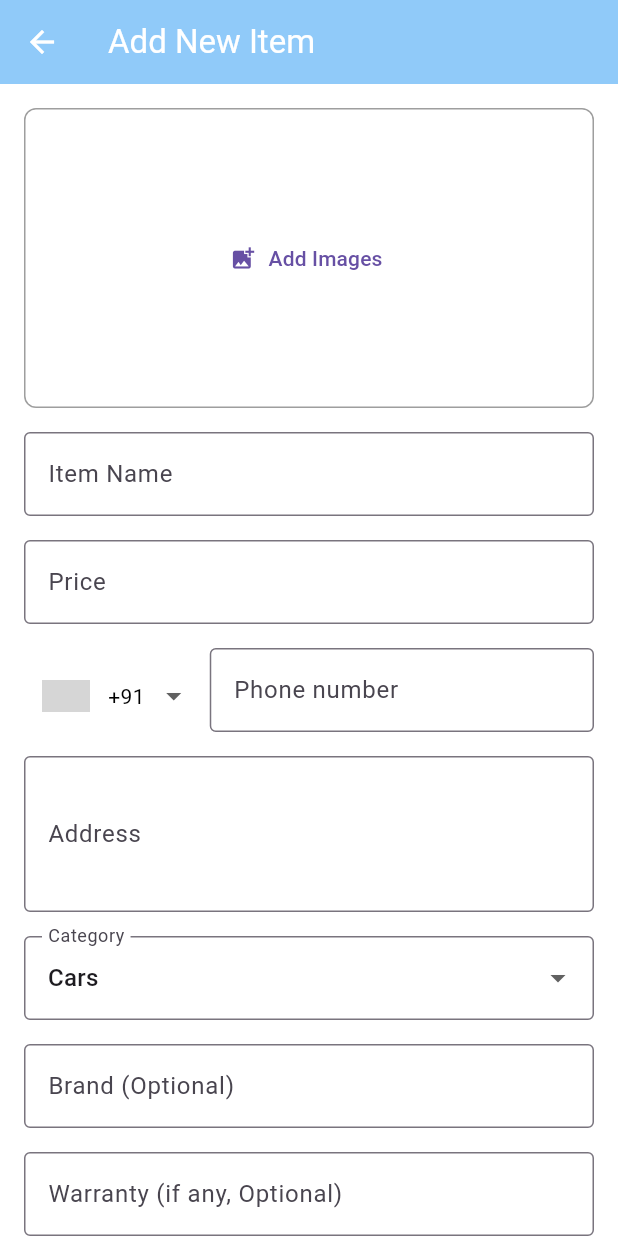
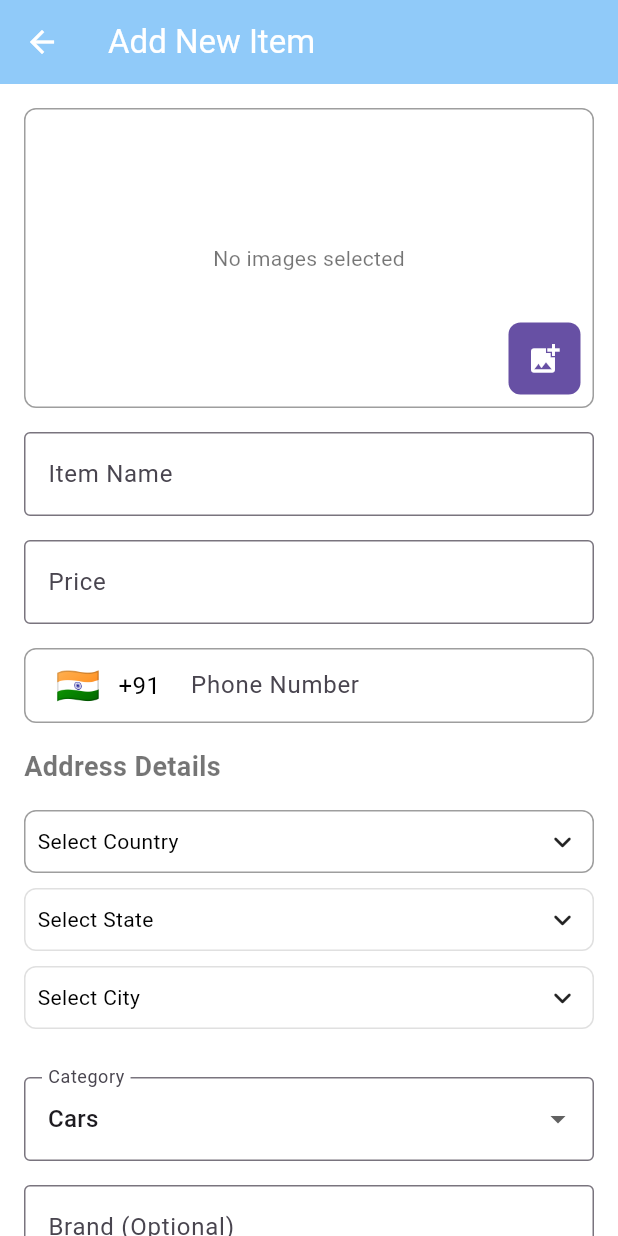
Before and after one commit to sofia883/project_1_repo, a Flutter app: the screen it shows after launch, after a tap on the "add" icon, on a phone screen of 412 x 824 dp. Run offline on Flutter 3.47's test engine with Material 3 defaults, Android fonts, the phone set to English and light mode, and no system bars; drawn by our look-alikes of csc_picker, intl_phone_number_input; our stand-ins replace cloud_firestore, firebase_auth, firebase_core, firebase_storage, image_picker; missing offline and left inert: firebase_app_check; accounts and stored records are empty; grey boxes are pictures that could not be loaded.

```diff
--- a/lib/pages/add_item_screen.dart
+++ b/lib/pages/add_item_screen.dart
@@ -5,6 +5,7 @@ import 'package:image_picker/image_picker.dart';
 import 'package:firebase_storage/firebase_storage.dart' as firebase_storage;
 import 'package:path/path.dart' as path;
 import 'package:intl_phone_number_input/intl_phone_number_input.dart'; // Import the package
+import 'package:csc_picker/csc_picker.dart';
 
 class AddItemScreen extends StatefulWidget {
   const AddItemScreen({Key? key}) : super(key: key);
@@ -22,10 +23,16 @@ class _AddItemScreenState extends State<AddItemScreen> {
   final _addressController = TextEditingController();
   final _brandController = TextEditingController();
   final _warrantyController = TextEditingController();
-
+  final _cityController = TextEditingController();
+  final _stateController = TextEditingController();
+  final _countryController = TextEditingController();
+  final _postalCodeController = TextEditingController();
   String _selectedCategory = 'Cars';
   List<File> _selectedImages = [];
   bool _isLoading = false;
+  String? selectedCountry;
+  String? selectedState;
+  String? selectedCity;
 
   PhoneNumber? _phoneNumber; // Declare PhoneNumber variable
   final List<String> _categories = [
@@ -51,7 +58,6 @@ class _AddItemScreenState extends State<AddItemScreen> {
   ];
 
   final ImagePicker _picker = ImagePicker();
-
   Future<void> _pickImages() async {
     try {
       final List<XFile>? pickedFiles = await _picker.pickMultiImage();
@@ -64,6 +70,23 @@ class _AddItemScreenState extends State<AddItemScreen> {
     } catch (e) {
       ScaffoldMessenger.of(context).showSnackBar(
         SnackBar(content: Text('Error picking images: $e')),
+      );
+    }
+  }
+
+// Update the camera method to match the style:
+  Future<void> _takePicture() async {
+    try {
+      final XFile? photo = await _picker.pickImage(source: ImageSource.camera);
+
+      if (photo != null) {
+        setState(() {
+          _selectedImages.add(File(photo.path));
+        });
+      }
+    } catch (e) {
+      ScaffoldMessenger.of(context).showSnackBar(
+        SnackBar(content: Text('Error taking picture: $e')),
       );
     }
   }
@@ -114,6 +137,15 @@ class _AddItemScreenState extends State<AddItemScreen> {
       return;
     }
 
+    if (selectedCountry == null ||
+        selectedState == null ||
+        selectedCity == null) {
+      ScaffoldMessenger.of(context).showSnackBar(
+        SnackBar(content: Text('Please select country, state, and city')),
+      );
+      return;
+    }
+
     setState(() => _isLoading = true);
 
     try {
@@ -125,15 +157,21 @@ class _AddItemScreenState extends State<AddItemScreen> {
         'description': _descriptionController.text.trim(),
         'category': _selectedCategory,
         'phone': _phoneController.text.trim(),
-        'address': _addressController.text.trim(),
         'brand': _brandController.text.trim().isEmpty
             ? null
-            : _brandController.text.trim(), // Optional field
+            : _brandController.text.trim(),
         'warranty': _warrantyController.text.trim().isEmpty
             ? null
-            : _warrantyController.text.trim(), // Optional field
+            : _warrantyController.text.trim(),
         'images': imageUrls,
         'createdAt': FieldValue.serverTimestamp(),
+        'address': {
+          'street': _addressController.text.trim(),
+          'city': selectedCity,
+          'state': selectedState,
+          'country': selectedCountry,
+          'postalCode': _postalCodeController.text.trim(),
+        },
       });
 
       ScaffoldMessenger.of(context).showSnackBar(
@@ -149,6 +187,141 @@ class _AddItemScreenState extends State<AddItemScreen> {
     } finally {
       setState(() => _isLoading = false);
     }
+  }
+
+  // Add this new widget method for improved phone input
+  Widget _buildPhoneInput() {
+    return Container(
+      decoration: BoxDecoration(
+        border: Border.all(color: Colors.grey),
+        borderRadius: BorderRadius.circular(8),
+      ),
+      child: InternationalPhoneNumberInput(
+        onInputChanged: (PhoneNumber number) {
+          _phoneNumber = number;
+        },
+        onInputValidated: (bool isValid) {
+          print(isValid ? 'Valid phone number' : 'Invalid phone number');
+        },
+        selectorConfig: SelectorConfig(
+          selectorType: PhoneInputSelectorType.BOTTOM_SHEET,
+          showFlags: true,
+          setSelectorButtonAsPrefixIcon: true,
+          useEmoji: true,
+        ),
+        searchBoxDecoration: InputDecoration(
+          labelText: 'Search by country name or code',
+          border: OutlineInputBorder(),
+          prefixIcon: Icon(Icons.search),
+        ),
+        spaceBetweenSelectorAndTextField: 0,
+        ignoreBlank: false,
+        autoValidateMode: AutovalidateMode.onUserInteraction,
+        selectorTextStyle: TextStyle(
+          color: Colors.black,
+          fontSize: 16,
+        ),
+        initialValue: PhoneNumber(isoCode: 'IN'),
+        textFieldController: _phoneController,
+        formatInput: true,
+        keyboardType: TextInputType.phone,
+        inputBorder: OutlineInputBorder(
+          borderSide: BorderSide.none,
+        ),
+        inputDecoration: InputDecoration(
+          hintText: 'Phone Number',
+          border: InputBorder.none,
+          contentPadding: EdgeInsets.symmetric(horizontal: 16, vertical: 12),
+        ),
+      ),
+    );
+  }
+
+  // Replace the address TextFormFields with CSC Picker
+  Widget _buildAddressSection() {
+    return Column(
+      crossAxisAlignment: CrossAxisAlignment.start,
+      children: [
+        Text(
+          'Address Details',
+          style: TextStyle(
+            fontSize: 18,
+            fontWeight: FontWeight.bold,
+          ),
+        ),
+        SizedBox(height: 16),
+        CSCPicker(
+          layout: Layout.vertical,
+          flagState: CountryFlag.ENABLE,
+          dropdownDecoration: BoxDecoration(
+            borderRadius: BorderRadius.circular(8),
+            border: Border.all(color: Colors.grey),
+          ),
+          disabledDropdownDecoration: BoxDecoration(
+            borderRadius: BorderRadius.circular(8),
+            border: Border.all(color: Colors.grey.shade300),
+          ),
+          countryDropdownLabel: "Select Country",
+          stateDropdownLabel: "Select State",
+          cityDropdownLabel: "Select City",
+          selectedItemStyle: TextStyle(
+            color: Colors.black,
+            fontSize: 14,
+          ),
+          dropdownHeadingStyle: TextStyle(
+            color: Colors.black,
+            fontSize: 16,
+            fontWeight: FontWeight.bold,
+          ),
+          dropdownItemStyle: TextStyle(
+            color: Colors.black,
+            fontSize: 14,
+          ),
+          onCountryChanged: (country) {
+            setState(() => selectedCountry = country);
+          },
+          onStateChanged: (state) {
+            setState(() => selectedState = state);
+          },
+          onCityChanged: (city) {
+            setState(() => selectedCity = city);
+          },
+        ),
+        SizedBox(height: 16),
+      ],
+    );
+  }
+
+  Future<void> _showImageSourceDialog() async {
+    await showDialog(
+      context: context,
+      builder: (BuildContext context) {
+        return AlertDialog(
+          title: Text('Add Image'),
+          content: Column(
+            mainAxisSize: MainAxisSize.min,
+            children: [
+              ListTile(
+                leading: Icon(Icons.camera_alt),
+                title: Text('Take Photo'),
+                onTap: () {
+                  Navigator.pop(context);
+                  _takePicture();
+                },
+              ),
+              ListTile(
+                leading: Icon(Icons.photo_library),
+                title: Text('Choose from Gallery'),
+                onTap: () {
+                  Navigator.pop(context);
+                  _pickImages();
+                },
+              ),
+            ],
+          ),
+        );
+      },
+    );
   }
 
   @override
@@ -171,40 +344,39 @@ class _AddItemScreenState extends State<AddItemScreen> {
                   border: Border.all(color: Colors.grey),
                   borderRadius: BorderRadius.circular(8),
                 ),
-                child: _selectedImages.isEmpty
+                child: Stack(
+                  children: [
+                    // Images ListView
+                    _selectedImages.isEmpty
                         ? Center(
-                        child: TextButton.icon(
-                          onPressed: () => _pickImages(),
-                          icon: Icon(Icons.add_photo_alternate),
-                          label: Text('Add Images'),
-                        ),
+                            child: Text('No images selected'),
                           )
                         : ListView.builder(
                             scrollDirection: Axis.horizontal,
-                        itemCount: _selectedImages.length + 1,
+                            itemCount: _selectedImages.length,
                             itemBuilder: (context, index) {
-                          if (index == _selectedImages.length) {
-                            return Center(
-                              child: IconButton(
-                                onPressed: () => _pickImages(),
-                                icon: Icon(Icons.add_photo_alternate),
-                              ),
-                            );
-                          }
                               return Stack(
                                 children: [
-                              Padding(
-                                padding: const EdgeInsets.all(8.0),
-                                child: Image.file(
-                                  _selectedImages[index],
+                                  Container(
                                     width: 150,
-                                  height: 150,
+                                    margin: EdgeInsets.all(8),
+                                    decoration: BoxDecoration(
+                                      borderRadius: BorderRadius.circular(8),
+                                      image: DecorationImage(
+                                        image:
+                                            FileImage(_selectedImages[index]),
                                         fit: BoxFit.cover,
+                                      ),
                                     ),
                                   ),
                                   Positioned(
                                     top: 0,
                                     right: 0,
+                                    child: Container(
+                                      decoration: BoxDecoration(
+                                        color: Colors.white,
+                                        shape: BoxShape.circle,
+                                      ),
                                       child: IconButton(
                                         icon: Icon(Icons.remove_circle),
                                         color: Colors.red,
@@ -215,11 +387,34 @@ class _AddItemScreenState extends State<AddItemScreen> {
                                         },
                                       ),
                                     ),
+                                  ),
                                 ],
                               );
                             },
                           ),
+                    // Add More Images button - Always visible in the corner
+                    Positioned(
+                      bottom: 8,
+                      right: 8,
+                      child: Container(
+                        decoration: BoxDecoration(
+                          color: Theme.of(context).primaryColor,
+                          borderRadius: BorderRadius.circular(8),
                         ),
+                        child: IconButton(
+                          onPressed: _showImageSourceDialog,
+                          icon: Icon(
+                            Icons.add_photo_alternate,
+                            color: Colors.white,
+                          ),
+                          tooltip: 'Add More Images',
+                        ),
+                      ),
+                    ),
+                  ],
+                ),
+              ),
+
               SizedBox(height: 16),
 
               TextFormField(
@@ -245,44 +440,10 @@ class _AddItemScreenState extends State<AddItemScreen> {
               ),
               SizedBox(height: 16),
 
-              InternationalPhoneNumberInput(
-                onInputChanged: (PhoneNumber number) {
-                  print('Phone number: $number'); // Debugging output
-                  _phoneNumber = number; // Update the phone number variable
-                },
-                onInputValidated: (bool isValid) {
-                  print(
-                      isValid ? 'Valid phone number' : 'Invalid phone number');
-                },
-                selectorConfig: const SelectorConfig(
-                  selectorType: PhoneInputSelectorType.DROPDOWN,
-                ),
-                ignoreBlank: false,
-                autoValidateMode:
-                    AutovalidateMode.disabled, // Disable auto validation
-                selectorTextStyle: TextStyle(color: Colors.black),
-                initialValue:
-                    PhoneNumber(isoCode: 'IN'), // Default to Indian code
-                textFieldController:
-                    _phoneController, // Make sure to use the controller
-                formatInput: true, // Try formatting the input
-                keyboardType: TextInputType.numberWithOptions(
-                    signed: true, decimal: true),
-                inputBorder: OutlineInputBorder(),
-              ),
+              _buildPhoneInput(), // Replace the old phone input with this new method
 
               SizedBox(height: 16),
-
-              TextFormField(
-                controller: _addressController,
-                maxLines: 3,
-                decoration: InputDecoration(
-                  labelText: 'Address',
-                  border: OutlineInputBorder(),
-                ),
-                validator: (value) =>
-                    value?.isEmpty ?? true ? 'Required' : null,
-              ),
+              _buildAddressSection(),
               SizedBox(height: 16),
 
               DropdownButtonFormField<String>(
@@ -349,16 +510,19 @@ class _AddItemScreenState extends State<AddItemScreen> {
 
   void _clearForm() {
     _nameController.clear();
-    _priceController.clear;
-
+    _priceController.clear();
     _descriptionController.clear();
     _phoneController.clear();
     _addressController.clear();
-    _brandController.clear(); // Clear brand
-    _warrantyController.clear(); // Clear warranty
+    _brandController.clear();
+    _warrantyController.clear();
+    _postalCodeController.clear();
     _selectedImages.clear();
     setState(() {
-      _selectedCategory = 'Cars'; // Reset category
+      _selectedCategory = 'Cars';
+      selectedCountry = null;
+      selectedState = null;
+      selectedCity = null;
     });
   }
 }
--- a/lib/pages/home_screen.dart
+++ b/lib/pages/home_screen.dart
@@ -12,6 +12,10 @@ class HomeScreen extends StatefulWidget {
 class _HomeScreenState extends State<HomeScreen> {
   FilterOptions _filterOptions = FilterOptions();
   late FilterService _filterService;
+  bool _isLoadingStateFilter = true;
+
+  bool _isLoading =
+      true; // Add this at the beginning of your widget state class
 
   final List<String> _categories = [
     'All',
@@ -92,12 +96,12 @@ class _HomeScreenState extends State<HomeScreen> {
   }
 
   Widget _buildFilteredItemsGrid() {
-    return StreamBuilder<bool>(
-      stream: _filterService.loadingStream,
-      initialData: false,
-      builder: (context, loadingSnapshot) {
-        // Show loading indicator if filter is being applied
-        if (loadingSnapshot.data == true) {
+    return FutureBuilder(
+      future:
+          Future.delayed(Duration(seconds: 2)), // Simulate delay for 2 seconds
+      builder: (context, snapshot) {
+        if (snapshot.connectionState == ConnectionState.waiting && _isLoading) {
+          // Show loading indicator once during the initial delay
           return Center(
             child: Column(
               mainAxisAlignment: MainAxisAlignment.center,
@@ -107,31 +111,17 @@ class _HomeScreenState extends State<HomeScreen> {
                 ),
                 SizedBox(height: 16),
                 Text(
-                  'Filtering items...',
+                  '${_isLoadingStateFilter ? 'Filtering' : 'Loading'} ${_filterService.selectedCategory ?? 'All'} items...',
                   style: TextStyle(
                     color: Colors.grey[600],
                     fontSize: 16,
                   ),
-                ),
+                )
               ],
             ),
           );
         }
 
-        // Show filtered items or empty state after loading is done
-        return FutureBuilder<void>(
-          future: Future.delayed(Duration(seconds: 2)),
-          builder: (context, snapshot) {
-            if (snapshot.connectionState == ConnectionState.waiting) {
-              // Still waiting, show loading
-              return Center(
-                child: CircularProgressIndicator(
-                  valueColor: AlwaysStoppedAnimation<Color>(Colors.orange),
-                ),
-              );
-            }
-
-            // Check for query results after delay
         return StreamBuilder<QuerySnapshot>(
           stream: _filterService.getFilteredQuery().snapshots(),
           builder: (context, itemSnapshot) {
@@ -139,11 +129,31 @@ class _HomeScreenState extends State<HomeScreen> {
               return _filterService.buildEmptyState();
             }
 
-                if (!itemSnapshot.hasData || itemSnapshot.data!.docs.isEmpty) {
+            if (!itemSnapshot.hasData) {
+              // Only show the loading indicator if data is not ready and the state is still loading
+              if (_isLoading) {
+                return Center(
+                  child: CircularProgressIndicator(
+                    valueColor: AlwaysStoppedAnimation<Color>(Colors.orange),
+                  ),
+                );
+              }
+            }
+
+            // Once data is loaded, stop the loading state
+            if (_isLoadingStateFilter == false) {
+              WidgetsBinding.instance.addPostFrameCallback((_) {
+                _isLoadingStateFilter = true;
+              });
+            }
+
+            if (itemSnapshot.data!.docs.isEmpty) {
               return _filterService.buildEmptyState();
             }
 
             final items = itemSnapshot.data!.docs;
+
+            // Build the grid of items
             return GridView.builder(
               padding: EdgeInsets.symmetric(vertical: 16),
               gridDelegate: SliverGridDelegateWithFixedCrossAxisCount(
@@ -176,8 +186,8 @@ class _HomeScreenState extends State<HomeScreen> {
                       Expanded(
                         child: Container(
                           decoration: BoxDecoration(
-                                borderRadius: BorderRadius.vertical(
-                                    top: Radius.circular(10)),
+                            borderRadius:
+                                BorderRadius.vertical(top: Radius.circular(10)),
                             image: DecorationImage(
                               image: NetworkImage(images.isNotEmpty
                                   ? images[0]
@@ -222,15 +232,20 @@ class _HomeScreenState extends State<HomeScreen> {
         );
       },
     );
-      },
-    );
   }
 
-  void _updateCategory(String category) {
+  void _updateCategory(String category) async {
     setState(() {
+      _isLoading = true; // Set loading state to true when user taps a category
+    });
+
+    // Update the category
     _filterService.selectedCategory = category == 'All' ? null : category;
-      _filterService.reset();
-    });
+    _filterService.resetAllFilters();
+
+    // Simulate a small delay or do any async filtering tasks
+
+    // Artificial delay of 1 second
   }
 
   Widget _buildCategoryBar() {
@@ -247,7 +262,14 @@ class _HomeScreenState extends State<HomeScreen> {
               (category == 'All' && _filterService.selectedCategory == null);
 
           return GestureDetector(
-            onTap: () => _updateCategory(category),
+            onTap: () {
+              setState(() {
+                _isLoadingStateFilter =
+                    false; // Set loading state to false when user taps
+              });
+
+              _updateCategory(category);
+            },
             child: Container(
               padding: EdgeInsets.symmetric(vertical: 8, horizontal: 20),
               decoration: BoxDecoration(
--- a/pubspec.yaml
+++ b/pubspec.yaml
@@ -48,6 +48,7 @@ dependencies:
   path: 1.9.0
   intl: ^0.19.0
   intl_phone_number_input: ^0.7.4
+  csc_picker: ^0.2.7
 dev_dependencies:
   flutter_test:
     sdk: flutter
```
Also changed, not shown: lib/services/utils.dart (+172 -92 lines), pubspec.lock. Lines whose indentation alone changed are shown as unchanged.
